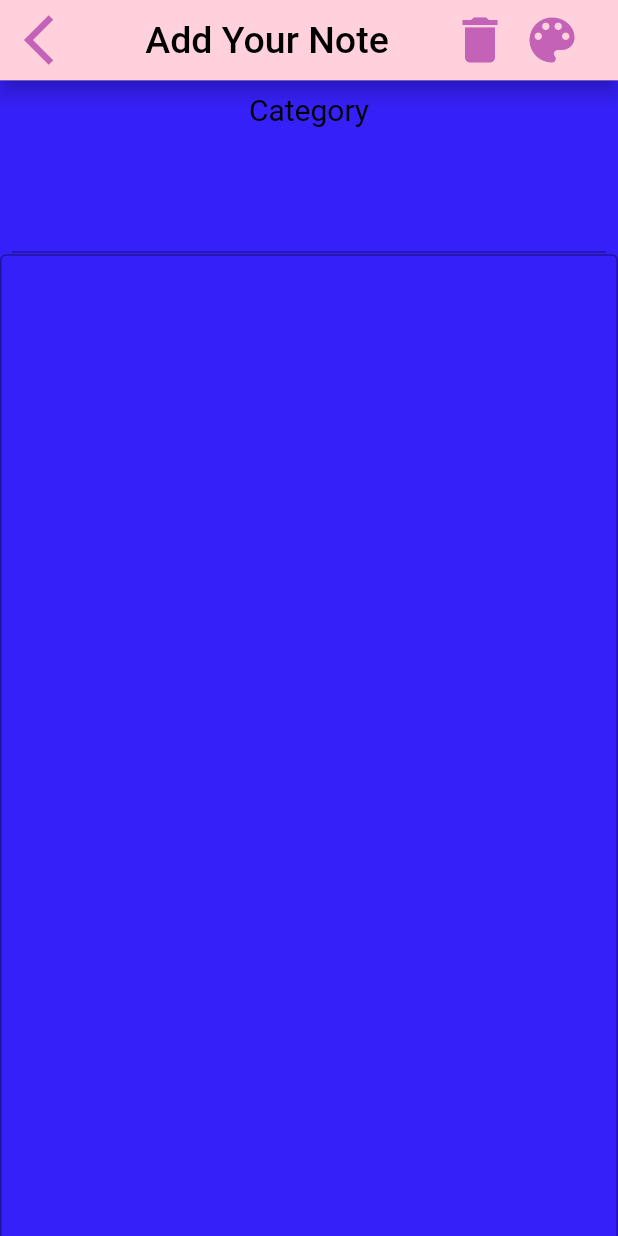
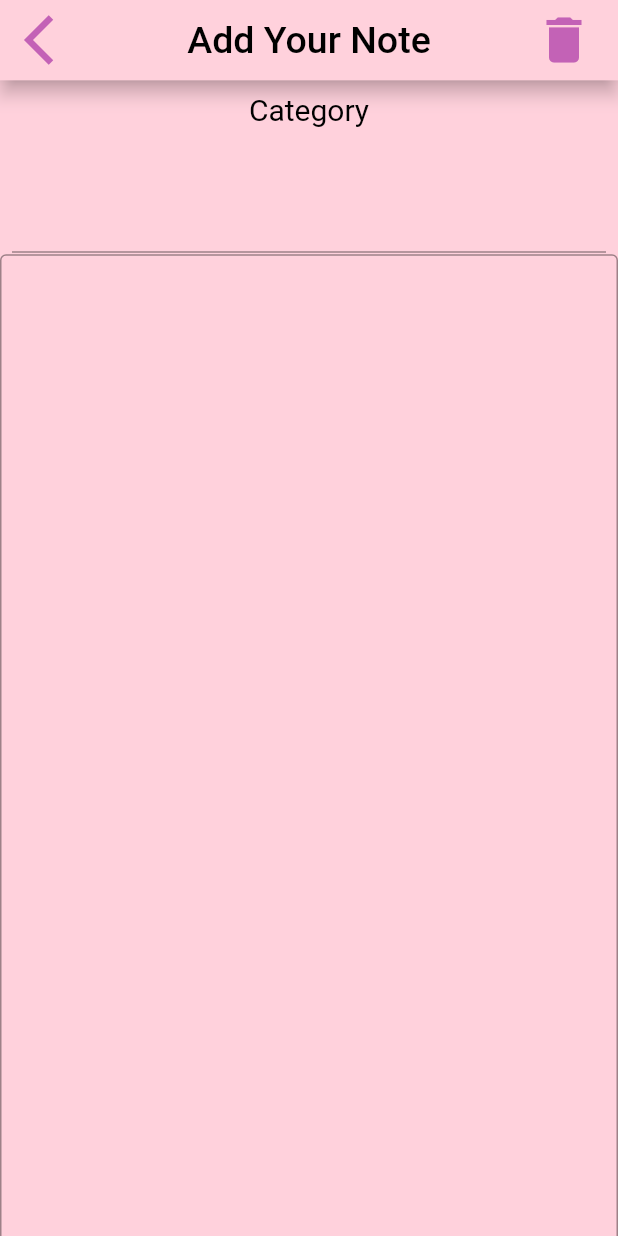
Before and after one commit to Abdelrahman-Ghazaly/life_note, a Flutter app: the screen it shows after launch, on a phone screen of 412 x 824 dp. Run offline on Flutter 3.47's test engine with Material 2 defaults, Android fonts, the phone set to English and light mode, and no system bars; our stand-ins replace curved_navigation_bar, google_fonts, image_picker, introduction_screen.

Commit message:
life_note

```diff
--- a/lib/global/constants/constants.dart
+++ b/lib/global/constants/constants.dart
@@ -18,19 +18,7 @@ const IntroData _page3 = IntroData(
   imageUrl: r'assets/images/laptop_girl_2.gif',
   hasFooter: true,
 );
-List<Color> colorChanger = const [
-  Color.fromARGB(234, 36, 12, 248),
-  Color(0x00ff0000),
-  Color.fromARGB(255, 138, 243, 0),
-  Color.fromARGB(169, 255, 0, 0),
-  Color.fromARGB(242, 0, 225, 255),
-  Color.fromARGB(244, 255, 0, 242),
-  Color.fromARGB(255, 8, 8, 8),
-  Color.fromARGB(255, 225, 255, 115),
-  Color.fromARGB(242, 153, 0, 255),
-  Color.fromARGB(226, 10, 247, 136),
-];
-Color newColor = colorChanger[0];
+
 List<PageViewModel> kIntroductionPages(BuildContext context) => [
       _page1.createModel(context),
       _page2.createModel(context),
--- a/lib/ui/screens/writing_screen/writing_screen.dart
+++ b/lib/ui/screens/writing_screen/writing_screen.dart
@@ -20,7 +20,6 @@ class _WritingScreenState extends State<WritingScreen> {
 
     return SafeArea(
       child: Scaffold(
-        backgroundColor: newColor,
         appBar: PreferredSize(
           preferredSize: Size(
             Utilities.screenWidth,
@@ -35,19 +34,7 @@ class _WritingScreenState extends State<WritingScreen> {
                   "Add Your Note",
                   style: Theme.of(context).textTheme.bodyLarge,
                 ),
-                Row(
-                  children: [
-                    const Icon(Icons.delete),
-                    IconButton(
-                      icon: const Icon(Icons.color_lens),
-                      onPressed: () {
-                        setState(() {
-                          newColor = colorChanger[(ran.nextInt(100)) % 10];
-                        });
-                      },
-                    ),
-                  ],
-                )
+                const Icon(Icons.delete)
               ],
             ),
             elevation: 5,
```
